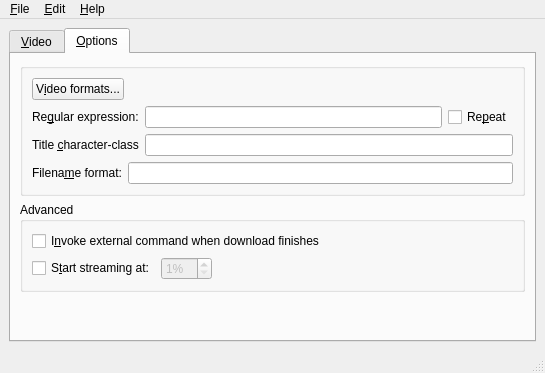
This is rc/mainwnd.ui in guendto/abby as Qt 5 draws it before an edit. The edited form follows.
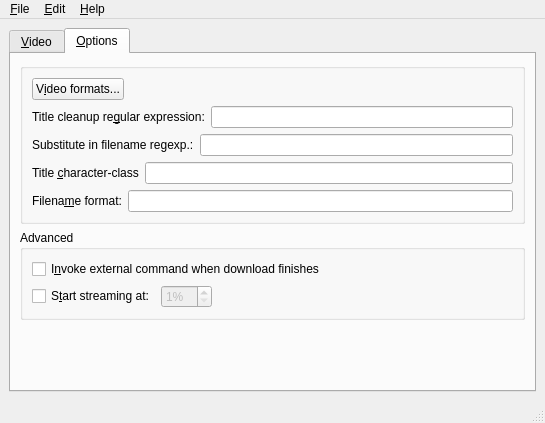
This is the edited form. The open tabs and pages were chosen to show the change. Icons and pictures are not drawn.

Commit message: adapt to cclive 0.5.6 changes: --regexp, --substitute.

Diff of the .ui file:
```diff
--- a/rc/mainwnd.ui
+++ b/rc/mainwnd.ui
@@ -8,7 +8,7 @@
     <x>0</x>
     <y>0</y>
     <width>545</width>
-    <height>373</height>
+    <height>423</height>
    </rect>
   </property>
   <property name="windowTitle">
@@ -528,7 +528,7 @@
              <item>
               <widget class="QLabel" name="regexpLabel">
                <property name="text">
-                <string>Re&amp;gular expression:</string>
+                <string>Title cleanup re&amp;gular expression:</string>
                </property>
                <property name="buddy">
                 <cstring>regexpEdit</cstring>
@@ -538,23 +538,39 @@
              <item>
               <widget class="QLineEdit" name="regexpEdit">
                <property name="toolTip">
-                <string>Regular expression to filter video title. Example: &quot;(\w|\s)&quot;</string>
-               </property>
-              </widget>
-             </item>
-             <item>
-              <widget class="QCheckBox" name="findallBox">
-               <property name="toolTip">
-                <string>Use repeated matching to find all occurences, similar to Perl's /g.</string>
-               </property>
-               <property name="text">
-                <string>Re&amp;peat</string>
+                <string>Regular expression used to clean up video titles before they are used for
+output filenames. Supports (and mimics) Perl's /g (global, find all) and /i
+(case-insensitive).
+
+Example: /(\w|\pL)/g</string>
                </property>
               </widget>
              </item>
             </layout>
            </item>
            <item row="2" column="0">
+            <layout class="QHBoxLayout" name="horizontalLayout_10">
+             <item>
+              <widget class="QLabel" name="label_6">
+               <property name="text">
+                <string>Substitute in filename regexp.:</string>
+               </property>
+              </widget>
+             </item>
+             <item>
+              <widget class="QLineEdit" name="substEdit">
+               <property name="toolTip">
+                <string>Mimics Perl's s/old/new/(gi) substitution. This option can be used to
+replace occurences in output filenames. Supports /g (global, find all
+occurences) and /i (case-insensitive).
+
+Example: s/[-:]/_/g</string>
+               </property>
+              </widget>
+             </item>
+            </layout>
+           </item>
+           <item row="3" column="0">
             <layout class="QHBoxLayout" name="horizontalLayout_7">
              <item>
               <widget class="QLabel" name="cclassLabel">
@@ -575,7 +591,7 @@
              </item>
             </layout>
            </item>
-           <item row="3" column="0">
+           <item row="4" column="0">
             <layout class="QHBoxLayout" name="horizontalLayout_8">
              <item>
               <widget class="QLabel" name="label">
```
Left out of the diff: 5 changed lines with no effect on the pictures. The commit also changes 2 other files.
